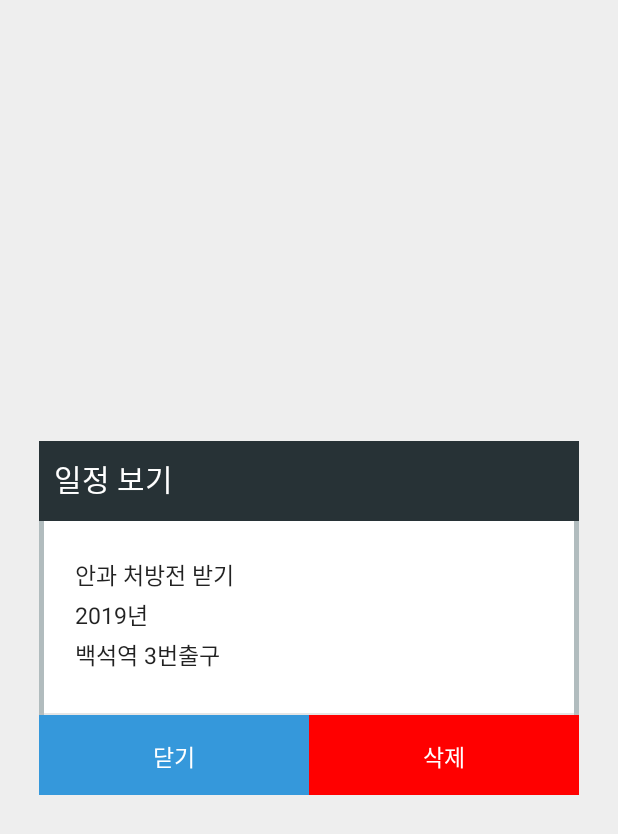
After one commit to sReNcAt/Mapsram-androidproject, an Android app: the layout click_item.xml on its own in the app's theme, with its tools: preview values and no code run, on a phone screen of 412 x 824 dp. The commit adds this screen. Shown: the top 834 px of the screen. Run offline under Robolectric (Android 15) with nearby library versions, the phone set to English and light mode, and no system bars.

Commit message:
1분주기 체크,위치기반 체크 추가, 삭제팝업추가

```diff
--- a/mapsram/app/src/main/AndroidManifest.xml
+++ b/mapsram/app/src/main/AndroidManifest.xml
@@ -34,6 +34,10 @@
             android:theme="@android:style/Theme.Dialog">
         </activity>
         <activity
+            android:name=".alarmViewActivity"
+            android:theme="@android:style/Theme.Dialog">
+        </activity>
+        <activity
             android:name=".selectAreaActivity"
             android:theme="@android:style/Theme.Dialog">
         </activity>
--- a/mapsram/app/src/main/java/site/sren/mapsram/ListViewAdaptar.java
+++ b/mapsram/app/src/main/java/site/sren/mapsram/ListViewAdaptar.java
@@ -66,9 +66,10 @@ public class ListViewAdaptar extends BaseAdapter {
         this.listViewItemList = new ArrayList<ListViewItem>() ;
     }
     //아이템 추가를 위한 함수.
-    public void addItem(String work, String memo,int alaramType,int hour, int minutes ,Double latitude, Double logitude,int year,int month,int day) {
+    public void addItem(int id,String work, String memo,int alaramType,int hour, int minutes ,Double latitude, Double logitude,int year,int month,int day) {
         ListViewItem item = new ListViewItem() ;
 
+        item.setId(id) ;
         item.setWork(work) ;
         item.setMemo(memo) ;
         item.setAlramType(alaramType);
--- a/mapsram/app/src/main/java/site/sren/mapsram/addPopupActivity.java
+++ b/mapsram/app/src/main/java/site/sren/mapsram/addPopupActivity.java
@@ -86,7 +86,7 @@ public class addPopupActivity extends Activity {
         int hour = 0;
         int min = 0;
         int year = datePicker.getYear();
-        int month= datePicker.getMonth();
+        int month= datePicker.getMonth()+1;
         int day  = datePicker.getDayOfMonth();
         if (checkBox1.isChecked()) {
             //타임피커에서 시,분 가져오기
@@ -106,6 +106,8 @@ public class addPopupActivity extends Activity {
                     "체크1 : "+checkBox1.isChecked()+"\n"+
                     "체크2 : "+checkBox2.isChecked()+"\n");
         } else {
+            hour=99;
+            min=99;
             // TODO : CheckBox is unchecked.
         }
 
--- a/mapsram/app/src/main/res/layout/activity_add.xml
+++ b/mapsram/app/src/main/res/layout/activity_add.xml
@@ -57,6 +57,7 @@
                     android:text="장 소"/>
                 <EditText
                     android:id="@+id/areaEdit"
+                    android:inputType="text"
                     android:layout_width="match_parent"
                     android:layout_height="wrap_content"/>
                 <TextView
@@ -147,6 +148,7 @@
                     android:layout_width="match_parent"
                     android:layout_height="wrap_content"
                     android:textColor="#3DB7CC"
+                    android:inputType="text"
                     android:text="123"/>
             </LinearLayout>
         </LinearLayout>
--- /dev/null
+++ b/mapsram/app/src/main/res/layout/click_item.xml
@@ -0,0 +1,124 @@
+<?xml version="1.0" encoding="utf-8"?>
+<android.support.constraint.ConstraintLayout xmlns:android="http://schemas.android.com/apk/res/android"
+    xmlns:app="http://schemas.android.com/apk/res-auto"
+    xmlns:tools="http://schemas.android.com/tools"
+    android:background="#eeeeee"
+    android:layout_width="match_parent"
+    android:layout_height="match_parent">
+
+    <LinearLayout xmlns:android="http://schemas.android.com/apk/res/android"
+        android:layout_width="360dp"
+        android:layout_height="wrap_content"
+        android:background="@drawable/rounded"
+        android:orientation="vertical"
+        app:layout_constraintBottom_toBottomOf="parent"
+        app:layout_constraintEnd_toEndOf="parent"
+        app:layout_constraintHorizontal_bias="0.5"
+        app:layout_constraintStart_toStartOf="parent"
+        app:layout_constraintTop_toTopOf="parent">
+
+        <!-- 타이틀바 -->
+        <LinearLayout
+            android:layout_width="match_parent"
+            android:layout_height="wrap_content"
+            android:orientation="horizontal">
+
+            <TextView
+                android:layout_width="match_parent"
+                android:layout_height="53dp"
+                android:background="#273236"
+                android:gravity="left"
+                android:text="일정 보기"
+                android:textColor="#fff"
+                android:paddingTop="10dp"
+                android:paddingLeft="10dp"
+                android:textSize="20sp" />
+        </LinearLayout>
+        <!-- //end 타이틀바 -->
+
+        <!-- Notice -->
+        <LinearLayout
+            android:layout_width="match_parent"
+            android:layout_height="wrap_content"
+            android:orientation="vertical"
+            android:padding="24dp"
+            android:layout_gravity="center_horizontal" >
+            <LinearLayout
+                android:layout_width="match_parent"
+                android:layout_height="wrap_content"
+                android:orientation="vertical"
+                android:layout_gravity="center_horizontal">
+                <TextView
+                    android:id="@+id/alarm_work_click"
+                    android:layout_width="wrap_content"
+                    android:layout_height="wrap_content"
+                    android:layout_marginBottom="3dp"
+                    android:alpha="0.87"
+                    android:textColor="#000"
+                    android:gravity="left"
+                    android:textSize="15sp"
+                    android:text="안과 처방전 받기"/>
+                <TextView
+                    android:id="@+id/alarm_time_click"
+                    android:layout_width="wrap_content"
+                    android:layout_height="wrap_content"
+                    android:layout_marginBottom="3dp"
+                    android:alpha="0.87"
+                    android:textColor="#000"
+                    android:gravity="left"
+                    android:textSize="15sp"
+                    android:text="2019년"/>
+                <TextView
+                    android:id="@+id/alarm_memo_click"
+                    android:layout_width="wrap_content"
+                    android:layout_height="wrap_content"
+                    android:layout_marginBottom="3dp"
+                    android:alpha="0.87"
+                    android:textColor="#000"
+                    android:gravity="left"
+                    android:textSize="15sp"
+                    android:text="백석역 3번출구"/>
+            </LinearLayout>
+        </LinearLayout>
+        <!-- Notice -->
+
+        <View
+            android:layout_width="match_parent"
+            android:layout_height="1dp"
+            android:background="#66bdbdbd" />
+
+        <!-- 닫기 버튼 -->
+        <LinearLayout
+            android:layout_width="match_parent"
+            android:layout_height="wrap_content"
+            android:gravity="center"
+            android:orientation="horizontal">
+
+            <Button
+                android:id="@+id/alarm_ok_click"
+                android:layout_width="match_parent"
+                android:layout_height="53dp"
+                android:background="#3598DB"
+                android:gravity="center"
+                android:padding="16dp"
+                android:layout_weight="1"
+                android:text="닫기"
+                android:textColor="#ffffff"
+                android:textSize="15dp" />
+            <Button
+                android:id="@+id/alarm_delete_click"
+                android:layout_width="match_parent"
+                android:layout_height="53dp"
+                android:background="#FF0000"
+                android:gravity="center"
+                android:padding="16dp"
+                android:layout_weight="1"
+                android:text="삭제"
+                android:textColor="#ffffff"
+                android:textSize="15dp" />
+
+        </LinearLayout>
+        <!--// 닫기 버튼 -->
+    </LinearLayout>
+
+</android.support.constraint.ConstraintLayout>
```
Also changed, not shown: mapsram/app/src/main/java/site/sren/mapsram/BackgroundService.java (+62 -14 lines), mapsram/app/src/main/java/site/sren/mapsram/MainActivity.java (+35 -24 lines), mapsram/app/src/main/java/site/sren/mapsram/RingtonePlayingService.java (+7 -3 lines), mapsram/app/src/main/java/site/sren/mapsram/alarmActivity.java (+24 -0 lines), mapsram/app/src/main/java/site/sren/mapsram/alarmViewActivity.java (added, +79 -0 lines), mapsram/app/src/main/res/layout/activity_splash.xml (+4 -4 lines), mapsram/app/src/main/res/layout/content_main.xml (+9 -6 lines), mapsram/app/src/main/res/layout/list_item.xml (+4 -4 lines).
